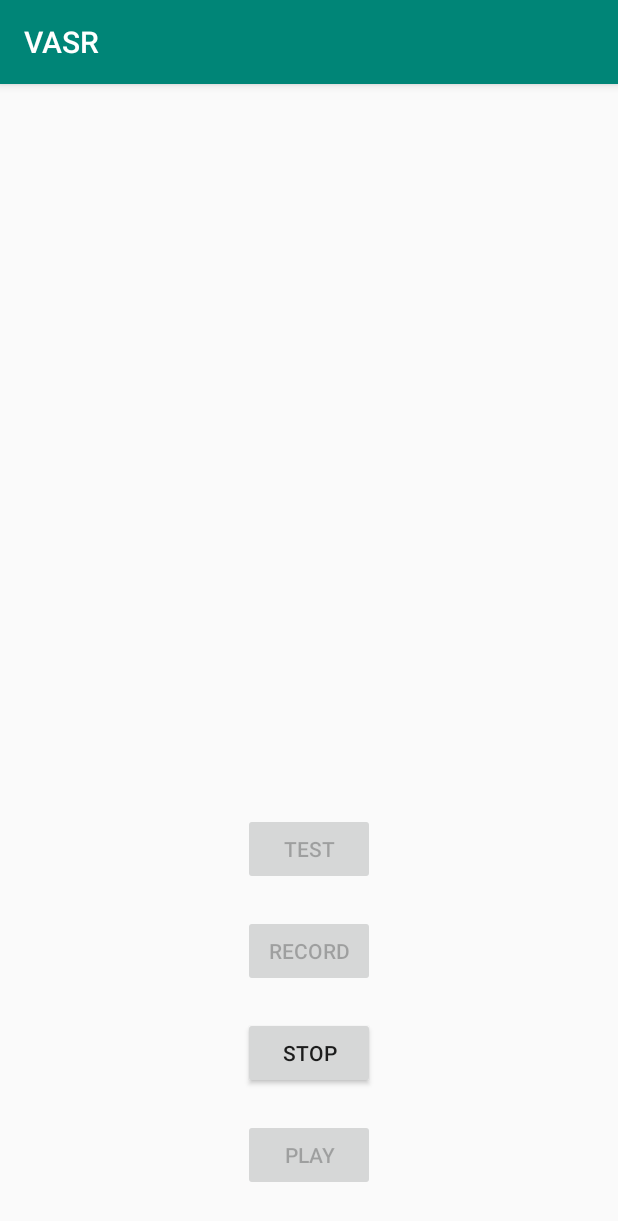
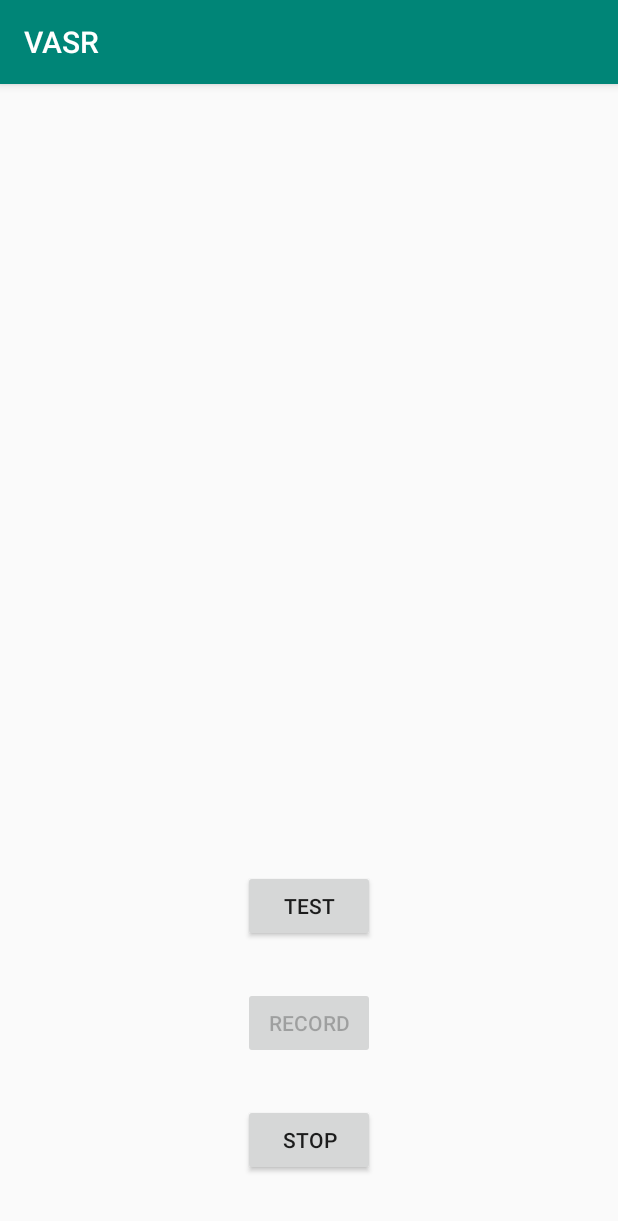
Before and after one commit to nttri/SpeechRecognitionThesis, an Android app: the screen it shows after launch (MainActivity), after a tap on "RECORD", on a phone screen of 412 x 824 dp. Shown: the top 1221 px of the screen. Run offline under Robolectric (Android 15) with nearby library versions, the phone set to English and light mode, and no system bars.

Commit message:
[App] remove button play on MainActivity

```diff
--- a/app/VASR/app/src/main/java/com/example/vasr/MainActivity.java
+++ b/app/VASR/app/src/main/java/com/example/vasr/MainActivity.java
@@ -5,7 +5,6 @@ import android.content.Intent;
 import android.content.pm.PackageManager;
 import android.media.AudioFormat;
 import android.media.AudioRecord;
-import android.media.MediaPlayer;
 import android.media.MediaRecorder;
 import android.os.Environment;
 import android.support.annotation.NonNull;
@@ -26,7 +25,7 @@ import java.util.Locale;
 
 public class MainActivity extends AppCompatActivity {
 
-    private Button btnRecord, btnStop, btnPlay, btnTest;
+    private Button btnRecord, btnStop, btnTest;
     private String pcmPathSave = Environment.getExternalStorageDirectory() + File.separator + "recording.pcm";
     private String wavPathSave = "";
     private final int REQUEST_PERMISSION_CODE = 1000;
@@ -50,21 +49,19 @@ public class MainActivity extends AppCompatActivity {
         btnTest   = findViewById(R.id.btn_test);
         btnRecord = findViewById(R.id.btn_record);
         btnStop   = findViewById(R.id.btn_stop);
-        btnPlay   = findViewById(R.id.btn_play);
 
         if(!checkPermissionOnDevice()) {
             requestPermission();
         }
 
         setupButtonHandler();
-        changeButtonsStatus(true, false, false, false);
+        changeButtonsStatus(true, false, false);
     }
 
-    private void changeButtonsStatus(boolean s1, boolean s2, boolean s3, boolean s4) {
+    private void changeButtonsStatus(boolean s1, boolean s2, boolean s3) {
         btnRecord.setEnabled(s1);
         btnStop.setEnabled(s2);
-        btnPlay.setEnabled(s3);
-        btnTest.setEnabled(s4);
+        btnTest.setEnabled(true);
     }
 
     private void setupButtonHandler() {
@@ -72,7 +69,7 @@ public class MainActivity extends AppCompatActivity {
             @Override
             public void onClick(View v) {
                 if(checkPermissionOnDevice()) {
-                    changeButtonsStatus(false, true, false, false);
+                    changeButtonsStatus(false, true, false);
                     startRecording();
                     Toast.makeText(getApplicationContext(), "Recording started", Toast.LENGTH_LONG).show();
                 } else {
@@ -84,7 +81,7 @@ public class MainActivity extends AppCompatActivity {
         btnStop.setOnClickListener(new View.OnClickListener() {
             @Override
             public void onClick(View v) {
-                changeButtonsStatus(true, false, true, true);
+                changeButtonsStatus(true, false, true);
                 stopRecording();
                 String dateString = new SimpleDateFormat("ddMMyyyy_HHmmss", Locale.getDefault()).format(System.currentTimeMillis());
                 String wavFilename = "vars_" + dateString + ".wav";
@@ -95,13 +92,6 @@ public class MainActivity extends AppCompatActivity {
                     e.printStackTrace();
                 }
                 Toast.makeText(getApplicationContext(), "Audio Recorder successfully", Toast.LENGTH_LONG).show();
-            }
-        });
-
-        btnPlay.setOnClickListener(new View.OnClickListener() {
-            @Override
-            public void onClick(View v) {
-                showAudioListScreen();
             }
         });
 
--- a/app/VASR/app/src/main/res/layout/activity_main.xml
+++ b/app/VASR/app/src/main/res/layout/activity_main.xml
@@ -10,7 +10,7 @@
         android:id="@+id/btn_test"
         android:layout_width="wrap_content"
         android:layout_height="wrap_content"
-        android:layout_marginBottom="20dp"
+        android:layout_marginBottom="30dp"
         android:text="TEST"
         app:layout_constraintBottom_toTopOf="@+id/btn_record"
         app:layout_constraintEnd_toEndOf="parent"
@@ -21,7 +21,7 @@
         android:id="@+id/btn_record"
         android:layout_width="wrap_content"
         android:layout_height="wrap_content"
-        android:layout_marginBottom="20dp"
+        android:layout_marginBottom="30dp"
         android:text="RECORD"
         app:layout_constraintBottom_toTopOf="@+id/btn_stop"
         app:layout_constraintEnd_toEndOf="parent"
@@ -32,19 +32,8 @@
         android:id="@+id/btn_stop"
         android:layout_width="wrap_content"
         android:layout_height="wrap_content"
-        android:layout_marginBottom="20dp"
+        android:layout_marginBottom="40dp"
         android:text="STOP"
-        app:layout_constraintBottom_toTopOf="@+id/btn_play"
-        app:layout_constraintEnd_toEndOf="parent"
-        app:layout_constraintHorizontal_bias="0.5"
-        app:layout_constraintStart_toStartOf="parent" />
-
-    <Button
-        android:id="@+id/btn_play"
-        android:layout_width="wrap_content"
-        android:layout_height="wrap_content"
-        android:layout_marginBottom="30dp"
-        android:text="PLAY"
         app:layout_constraintBottom_toBottomOf="parent"
         app:layout_constraintEnd_toEndOf="parent"
         app:layout_constraintHorizontal_bias="0.5"
```
